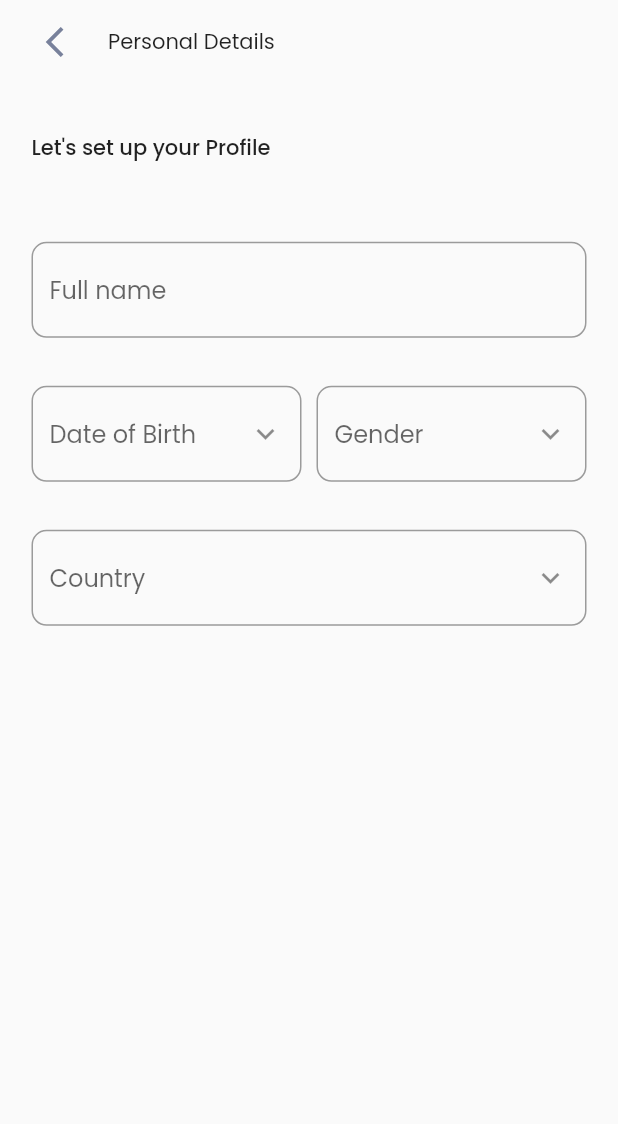
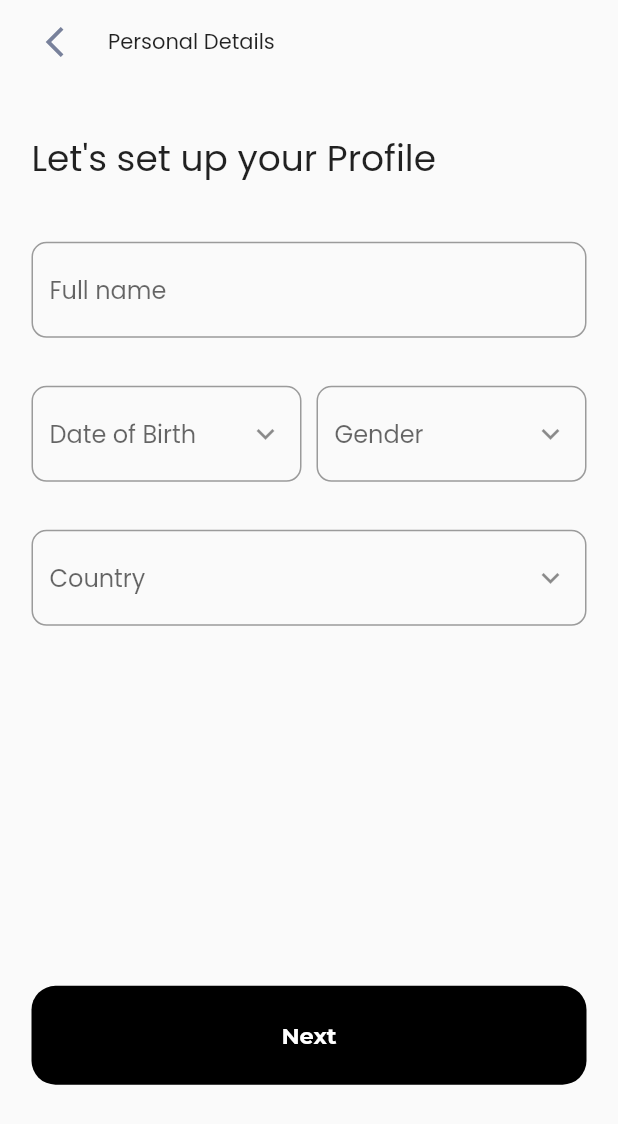
Before and after one commit to akored3/Crate_fire, a Flutter app: the SetProfile screen opened directly, on a phone screen of 412 x 824 dp. Shown: the top 1124 px of the screen. Run offline on Flutter 3.47's test engine with Material 2 defaults, Android fonts, the phone set to English and light mode, and no system bars; our stand-ins replace cloud_firestore, firebase_auth, firebase_core, google_fonts, quickalert; accounts and stored records are empty.

Commit message:
clean up

```diff
--- a/lib/main.dart
+++ b/lib/main.dart
@@ -25,7 +25,7 @@ void main() {
     title: 'Crate_fire',
     theme: lightThemeData,
     darkTheme: darkThemeData,
-    home: const HomePage(),
+    home: const SetProfile(),
   ));
 }
 
--- a/lib/views/set_up_profile_view.dart
+++ b/lib/views/set_up_profile_view.dart
@@ -1,4 +1,5 @@
 import 'package:crate_fire/constants/constants.dart';
+import 'package:crate_fire/utilities/button.dart';
 import 'package:flutter/material.dart';
 
 class SetProfile extends StatefulWidget {
@@ -49,6 +50,30 @@ class _SetProfileState extends State<SetProfile> {
     }
   }
 
+  Future<void> _pickGender(BuildContext context) async {
+    await showDialog<void>(
+        context: context,
+        builder: (BuildContext context) => AlertDialog(
+              title: const Text('Select Gender'),
+              actions: [
+                TextButton(
+                  onPressed: () {
+                    _gender.text = 'Male';
+                    Navigator.of(context).pop();
+                  },
+                  child: const Text('Male'),
+                ),
+                TextButton(
+                  onPressed: () {
+                    _gender.text = 'Female';
+                    Navigator.of(context).pop();
+                  },
+                  child: const Text('Female'),
+                ),
+              ],
+            ));
+  }
+
   @override
   Widget build(BuildContext context) {
     return Scaffold(
@@ -69,7 +94,8 @@ class _SetProfileState extends State<SetProfile> {
         backgroundColor: Theme.of(context).scaffoldBackgroundColor,
         elevation: 0,
       ),
-      body: Container(
+      body: SingleChildScrollView(
+        child: Container(
           margin: const EdgeInsets.symmetric(
             horizontal: defaultPadding + 5,
             vertical: defaultPadding * 2,
@@ -82,7 +108,7 @@ class _SetProfileState extends State<SetProfile> {
                 width: MediaQuery.of(context).size.width,
                 // color: Colors.white,
                 child: Text('Let\'s set up your Profile',
-                  style: Theme.of(context).textTheme.labelLarge),
+                    style: Theme.of(context).textTheme.headlineSmall),
               ),
               TextFormField(
                 controller: _fullName,
@@ -121,7 +147,7 @@ class _SetProfileState extends State<SetProfile> {
                     const SizedBox(width: 10),
                     Expanded(
                       child: TextFormField(
-                      controller: _dateOfBirth,
+                        controller: _gender,
                         // keyboardType: TextInputType.datetime,
                         decoration: InputDecoration(
                           hintText: 'Gender',
@@ -129,7 +155,7 @@ class _SetProfileState extends State<SetProfile> {
                             borderRadius: BorderRadius.circular(10),
                           ),
                           suffixIcon: IconButton(
-                          onPressed: () => _pickDate(context),
+                            onPressed: () => _pickGender(context),
                             icon: const Icon(Icons.expand_more),
                           ),
                         ),
@@ -139,7 +165,7 @@ class _SetProfileState extends State<SetProfile> {
                 ),
               ),
               TextFormField(
-              controller: _dateOfBirth,
+                controller: _country,
                 // keyboardType: TextInputType.datetime,
                 decoration: InputDecoration(
                   hintText: 'Country',
@@ -151,8 +177,22 @@ class _SetProfileState extends State<SetProfile> {
                     icon: const Icon(Icons.expand_more),
                   ),
                 ),
+              ),
+              Container(
+                margin: const EdgeInsets.only(
+                  top: defaultPadding * 15,
+                ),
+                child: GestureDetector(
+                  onTap: () {},
+                  child: const Button(
+                      borderRadius: defaultPadding,
+                      buttonColor: [Colors.black, Colors.black],
+                      textColor: Colors.white,
+                      buttonText: 'Next'),
+                ),
               )
             ],
+          ),
         ),
       ),
     );
--- a/lib/views/sign_up.dart
+++ b/lib/views/sign_up.dart
@@ -75,6 +75,7 @@ class _SignUpFormState extends State<SignUpForm> {
             keyboardType: TextInputType.name,
             autocorrect: false,
             decoration: InputDecoration(
+              suffixIcon: const Icon(Icons.check_circle),
               focusColor: Colors.white,
               focusedBorder: UnderlineInputBorder(
                   borderSide: BorderSide(
@@ -89,6 +90,7 @@ class _SignUpFormState extends State<SignUpForm> {
             autocorrect: false,
             obscureText: true,
             decoration: InputDecoration(
+              suffixIcon: const Icon(Icons.password),
               focusColor: Colors.white,
               focusedBorder: UnderlineInputBorder(
                   borderSide: BorderSide(
```
Lines whose indentation alone changed are shown as unchanged.
